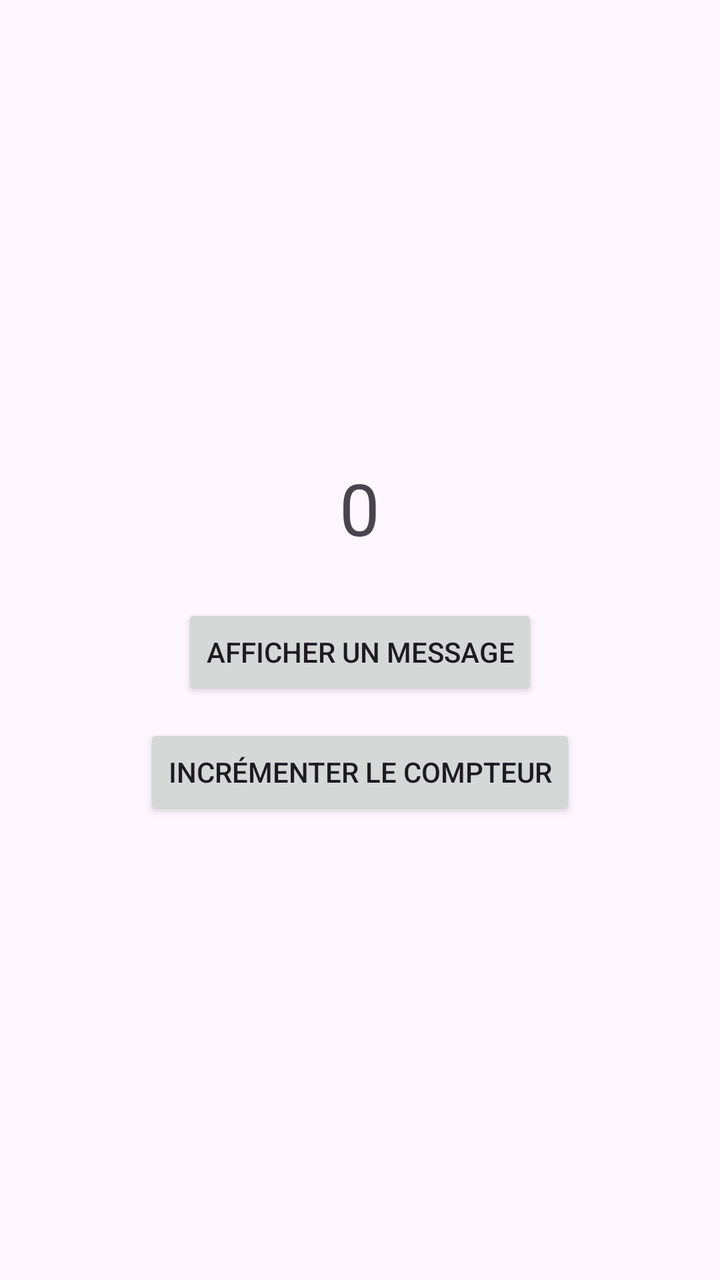
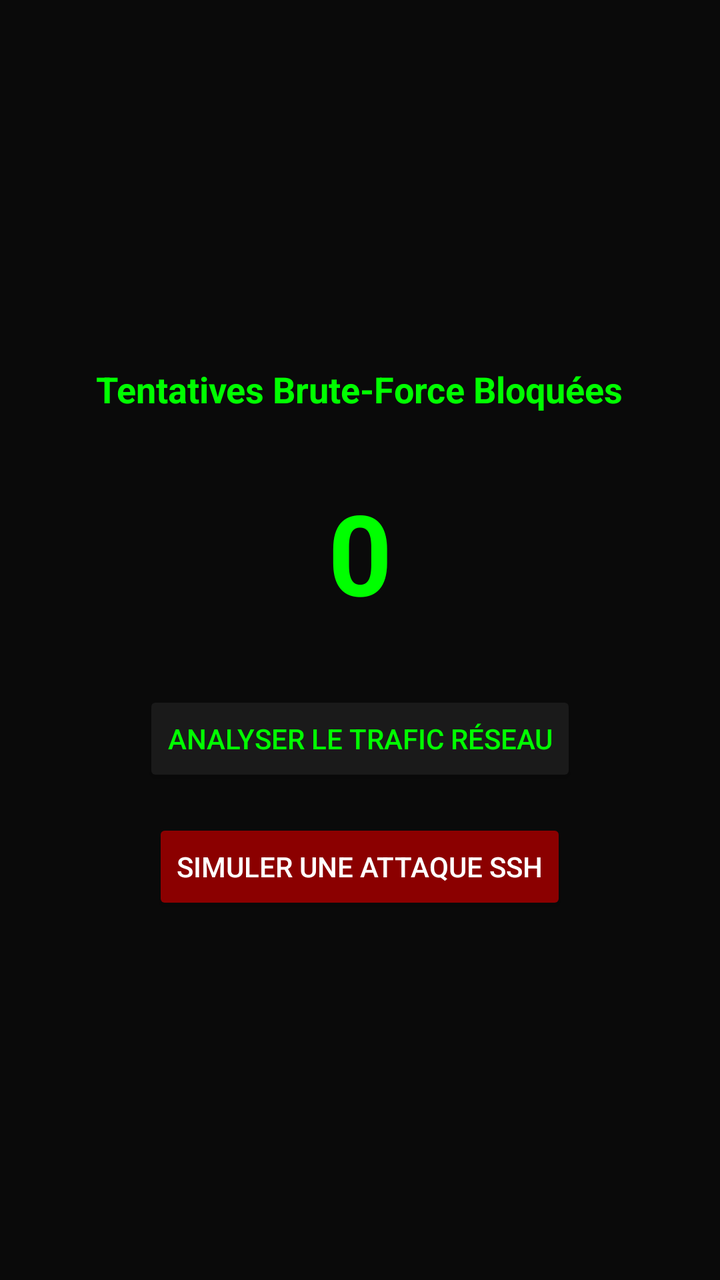

An Android layout rendered at two revisions. The XML below is the earlier revision; the diff shows what the commit changed to produce the second picture.
<!-- AndroidManifest.xml: application theme Theme.HelloToast -->
<!-- res/layout/activity_main.xml -->
<?xml version="1.0" encoding="utf-8"?>
<LinearLayout xmlns:android="http://schemas.android.com/apk/res/android"
    android:layout_width="match_parent"
    android:layout_height="match_parent"
    android:orientation="vertical"
    android:gravity="center"
    android:padding="16dp">

    <TextView
        android:id="@+id/text_count"
        android:layout_width="wrap_content"
        android:layout_height="wrap_content"
        android:text="0"
        android:textSize="36sp"
        android:layout_marginBottom="24dp" />

    <Button
        android:id="@+id/button_toast"
        android:layout_width="wrap_content"
        android:layout_height="wrap_content"
        android:text="Afficher un message"
        android:layout_marginBottom="12dp" />

    <Button
        android:id="@+id/button_count"
        android:layout_width="wrap_content"
        android:layout_height="wrap_content"
        android:text="Incrémenter le compteur" />

</LinearLayout>
<!-- resources referenced by this layout -->
<resources>
  <style name="Theme.HelloToast" parent="Base.Theme.HelloToast" />
  <style name="Base.Theme.HelloToast" parent="Theme.Material3.DayNight.NoActionBar">
          
          
      </style>
</resources>

<!-- the commit's change to res/layout/activity_main.xml (unified diff, before → after) -->
@@ -4,27 +4,41 @@
     android:layout_height="match_parent"
     android:orientation="vertical"
     android:gravity="center"
-    android:padding="16dp">
+    android:padding="17dp"
+    android:background="#0A0A0A"> <TextView
+    android:layout_width="wrap_content"
+    android:layout_height="wrap_content"
+    android:text="Tentatives Brute-Force Bloquées"
+    android:textColor="#00FF00"
+    android:textSize="18sp"
+    android:textStyle="bold"
+    android:layout_marginBottom="32dp" />
 
     <TextView
-        android:id="@+id/text_count"
+        android:id="@+id/tv_blocked_count"
         android:layout_width="wrap_content"
         android:layout_height="wrap_content"
         android:text="0"
-        android:textSize="36sp"
-        android:layout_marginBottom="24dp" />
+        android:textColor="#00FF00"
+        android:textSize="56sp"
+        android:textStyle="bold"
+        android:layout_marginBottom="32dp" />
 
     <Button
-        android:id="@+id/button_toast"
+        android:id="@+id/btn_network_scan"
         android:layout_width="wrap_content"
         android:layout_height="wrap_content"
-        android:text="Afficher un message"
-        android:layout_marginBottom="12dp" />
+        android:text="Analyser le trafic réseau"
+        android:backgroundTint="#1A1A1A"
+        android:textColor="#00FF00"
+        android:layout_marginBottom="16dp" />
 
     <Button
-        android:id="@+id/button_count"
+        android:id="@+id/btn_simulate_attack"
         android:layout_width="wrap_content"
         android:layout_height="wrap_content"
-        android:text="Incrémenter le compteur" />
+        android:text="Simuler une attaque SSH"
+        android:backgroundTint="#8B0000"
+        android:textColor="#FFFFFF" />
 
 </LinearLayout>
